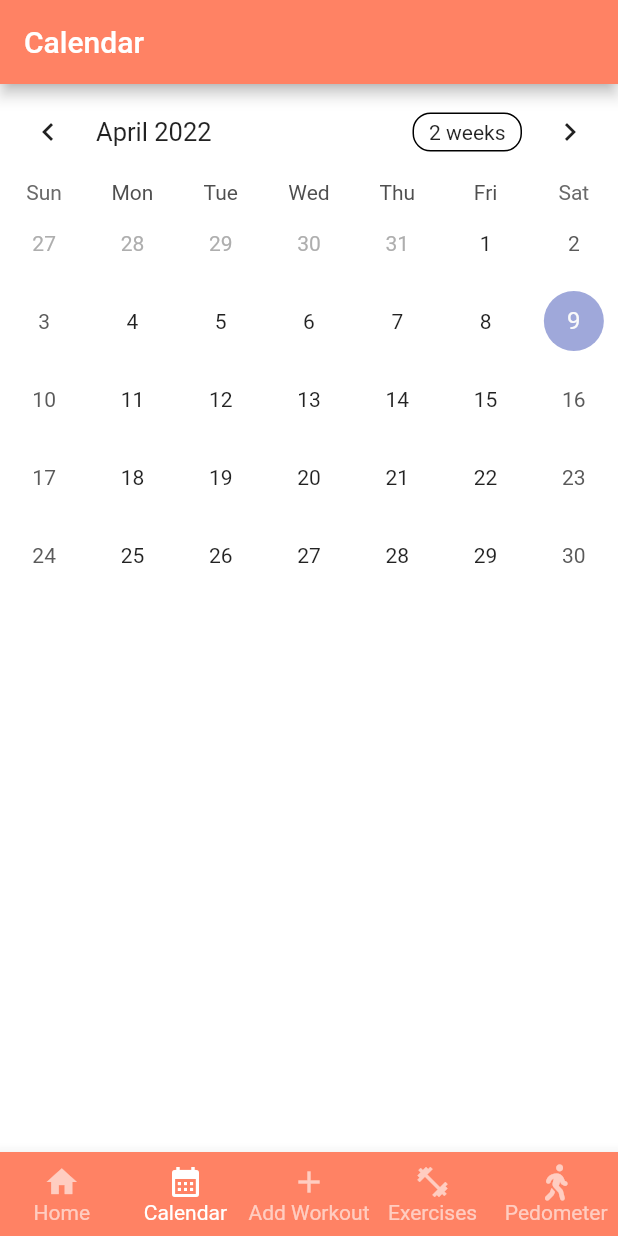
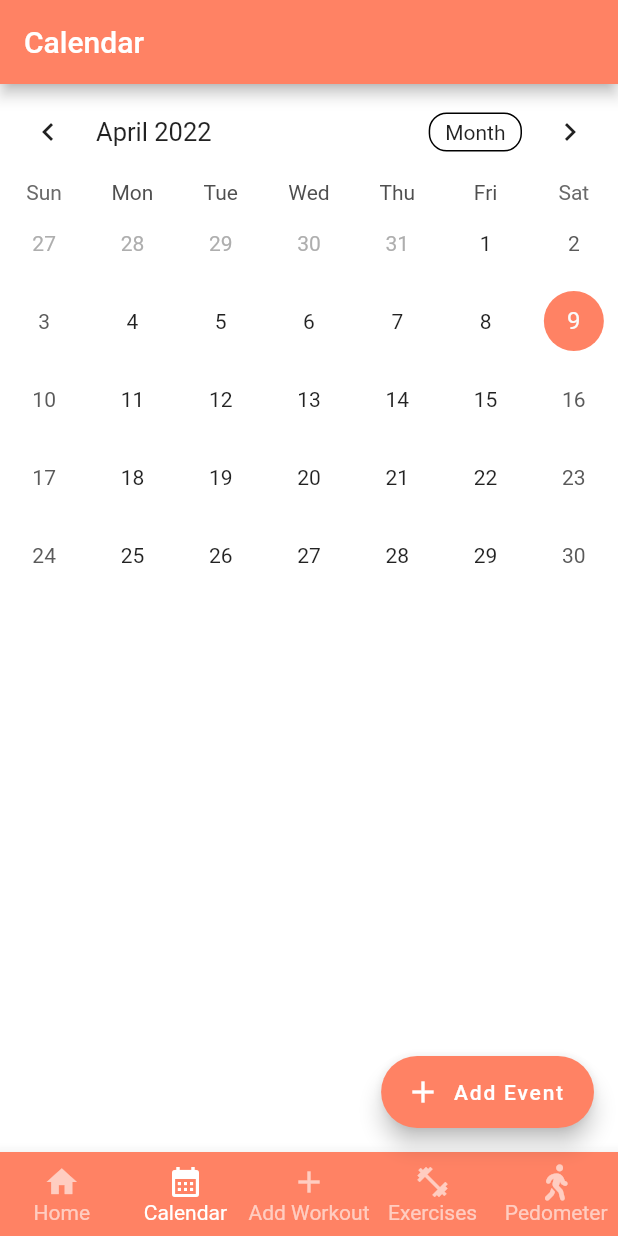
Before and after one commit to ahmadmua/PROG20261---Fire-Up-Fitness, a Flutter app: the CalendarScreen screen opened directly, on a phone screen of 412 x 824 dp. Run offline on Flutter 3.47's test engine with Material 2 defaults, Android fonts, the phone set to English and light mode, and no system bars; drawn by our look-alikes of table_calendar; our stand-ins replace cloud_firestore, firebase_auth, firebase_core, font_awesome_flutter, pedometer; accounts and stored records are empty.

Commit message:
calendar event functionality

```diff
--- a/lib/calendar-screen.dart
+++ b/lib/calendar-screen.dart
@@ -1,5 +1,6 @@
 import 'package:flutter/material.dart';
 import 'package:font_awesome_flutter/font_awesome_flutter.dart';
+import 'package:project/calendarEvent/event.dart';
 import 'package:project/home-screen.dart';
 import 'package:project/pedometer-screen.dart';
 import 'package:project/workEd-screen.dart';
@@ -16,9 +17,29 @@ class CalendarScreen extends StatefulWidget {
 
 class _CalendarScreenState extends State<CalendarScreen> {
   int _currentIndex = 1;
-  DateTime? _selectedDay;
+
+  Map<DateTime, List<Event>> _selectedEvents = {};
+  DateTime _selectedDay = DateTime.now();
   DateTime _focusedDay = DateTime.now();
   CalendarFormat _calendarFormat = CalendarFormat.month;
+
+  final TextEditingController _eventController = TextEditingController();
+
+  @override
+  void initState(){
+    super.initState();
+    _selectedEvents = {};
+  }
+
+  List<Event> getEventsFromDay(DateTime date){
+    return _selectedEvents[date]?? [];
+  }
+
+  @override
+  void dispose(){
+    super.dispose();
+    _eventController.dispose();
+  }
 
   @override
   Widget build(BuildContext context) {
@@ -88,19 +109,22 @@ class _CalendarScreenState extends State<CalendarScreen> {
             ),
           ],
         ),
-        body: TableCalendar(
+        body: Column(
+          children: [
+            TableCalendar(
               firstDay: DateTime.utc(2015, 10, 16),
               lastDay: DateTime.utc(2030, 3, 14),
-          focusedDay: DateTime.now(),
+              focusedDay: _focusedDay,
               selectedDayPredicate: (day) {
                 return isSameDay(_selectedDay, day);
               },
               onDaySelected: (selectedDay, focusedDay) {
                 setState(() {
                   _selectedDay = selectedDay;
-              _focusedDay = focusedDay; // update `_focusedDay` here as well
+                  _focusedDay = focusedDay;
                 });
               },
+              eventLoader: getEventsFromDay,
               calendarFormat: _calendarFormat,
               onFormatChanged: (format) {
                 setState(() {
@@ -110,6 +134,65 @@ class _CalendarScreenState extends State<CalendarScreen> {
               onPageChanged: (focusedDay) {
                 _focusedDay = focusedDay;
               },
+              headerStyle: const HeaderStyle(
+                formatButtonShowsNext: false
+              ),
+              calendarStyle: const CalendarStyle(
+                selectedDecoration: BoxDecoration(
+                  color: Color.fromRGBO(255, 130, 100, 1),
+                  shape: BoxShape.circle,
+                ),
+                todayDecoration: BoxDecoration(
+                  color: Color.fromRGBO(255, 130, 100, 0.7),
+                  shape: BoxShape.circle,
+                )
+              ),
+            ),
+            ...getEventsFromDay(_selectedDay).map((Event event) => ListTile(title: Text(event.title),)),
+          ],
+        ),
+      floatingActionButton: FloatingActionButton.extended(
+        onPressed: () => showDialog(
+          context: context,
+          builder: (context) => AlertDialog(
+            title: const Text("Add Event"),
+            content: TextFormField(
+              controller: _eventController,
+            ),
+            actions: [
+              TextButton(
+                child: const Text("Cancel"),
+                onPressed: () => Navigator.pop(context),
+              ),
+              TextButton(
+                child: const Text("Ok"),
+                onPressed: () {
+                  if (_eventController.text.isEmpty) {
+
+                  } else {
+                    if (_selectedEvents[_selectedDay] != null) {
+                      _selectedEvents[_selectedDay]?.add(
+                        Event(title: _eventController.text),
+                      );
+                    } else {
+                      _selectedEvents[_selectedDay] = [
+                        Event(title: _eventController.text)
+                      ];
+                    }
+
+                  }
+                  Navigator.pop(context);
+                  _eventController.clear();
+                  setState((){});
+                  return;
+                },
+              ),
+            ],
+          ),
+        ),
+        backgroundColor: const Color.fromRGBO(255, 130, 100, 1),
+        label: const Text("Add Event"),
+        icon: const Icon(Icons.add),
       ),
     );
   }
--- /dev/null
+++ b/lib/calendarEvent/event.dart
@@ -0,0 +1,9 @@
+
+
+class Event{
+  final String title;
+  Event({required this.title});
+
+  @override
+  String toString() => title;
+}
```
Lines whose indentation alone changed are shown as unchanged.
